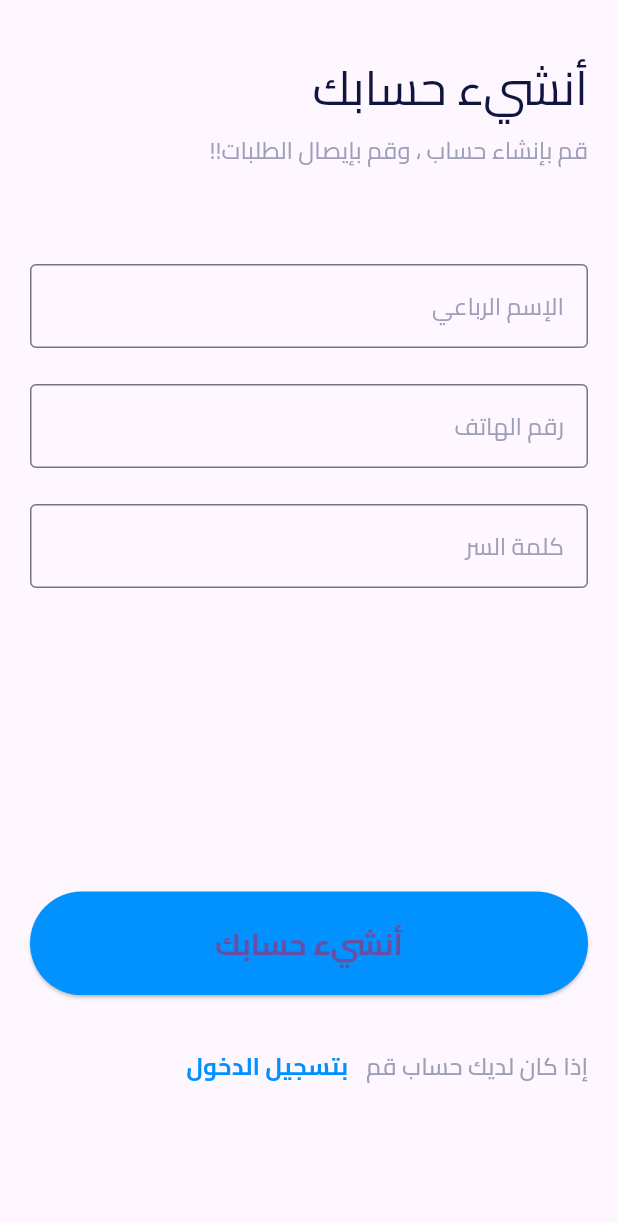
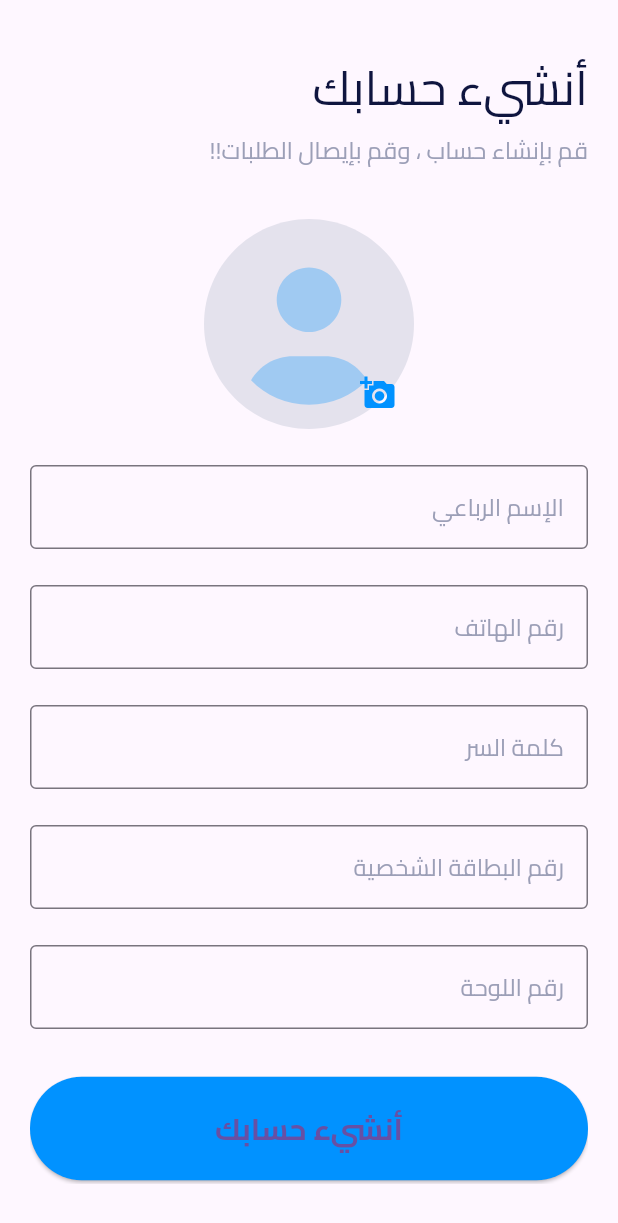
Before and after one commit to monzerabdullah/deliver_it_captin, a Flutter app: the SignUpView screen opened directly, on a phone screen of 412 x 824 dp. Shown: the top 1223 px of the screen. Run offline on Flutter 3.47's test engine with Material 3 defaults, Android fonts, the phone set to English and light mode, and no system bars; our stand-ins replace flutter_svg, smooth_page_indicator.

Commit message:
main sign up view is created

```diff
--- a/lib/views/signup_view.dart
+++ b/lib/views/signup_view.dart
@@ -1,6 +1,7 @@
 import 'package:deliver_it_captin/constants.dart';
 import 'package:deliver_it_captin/views/login_view.dart';
 import 'package:flutter/material.dart';
+import 'package:flutter_svg/svg.dart';
 
 class SignUpView extends StatelessWidget {
   const SignUpView({super.key});
@@ -21,7 +22,7 @@ class SignUpView extends StatelessWidget {
             child: SingleChildScrollView(
               child: ConstrainedBox(
                 constraints: BoxConstraints(
-                  maxHeight: mqHeight - mqHeight * 0.15,
+                  maxHeight: mqHeight - mqHeight * 0.0002,
                 ),
                 child: Column(
                   children: [
@@ -57,7 +58,28 @@ class SignUpView extends StatelessWidget {
                       ],
                     ),
                     const SizedBox(
-                      height: 64,
+                      height: 34,
+                    ),
+                    Stack(
+                      children: [
+                        SvgPicture.asset(
+                          'images/svgs/avatar.svg',
+                          width: 140,
+                        ),
+                        Positioned(
+                          bottom: 0,
+                          child: IconButton(
+                            onPressed: () {},
+                            icon: const Icon(
+                              Icons.add_a_photo,
+                              color: kPrimary,
+                            ),
+                          ),
+                        )
+                      ],
+                    ),
+                    const SizedBox(
+                      height: 24,
                     ),
                     const TextField(
                       decoration: InputDecoration(
@@ -90,6 +112,34 @@ class SignUpView extends StatelessWidget {
                       decoration: InputDecoration(
                         border: OutlineInputBorder(),
                         labelText: 'كلمة السر',
+                        labelStyle: TextStyle(
+                          fontFamily: 'Cairo',
+                          color: kSecondaryText,
+                        ),
+                      ),
+                    ),
+                    const SizedBox(
+                      height: 24,
+                    ),
+                    const TextField(
+                      obscureText: true,
+                      decoration: InputDecoration(
+                        border: OutlineInputBorder(),
+                        labelText: 'رقم البطاقة الشخصية',
+                        labelStyle: TextStyle(
+                          fontFamily: 'Cairo',
+                          color: kSecondaryText,
+                        ),
+                      ),
+                    ),
+                    const SizedBox(
+                      height: 24,
+                    ),
+                    const TextField(
+                      obscureText: true,
+                      decoration: InputDecoration(
+                        border: OutlineInputBorder(),
+                        labelText: 'رقم اللوحة',
                         labelStyle: TextStyle(
                           fontFamily: 'Cairo',
                           color: kSecondaryText,
```
